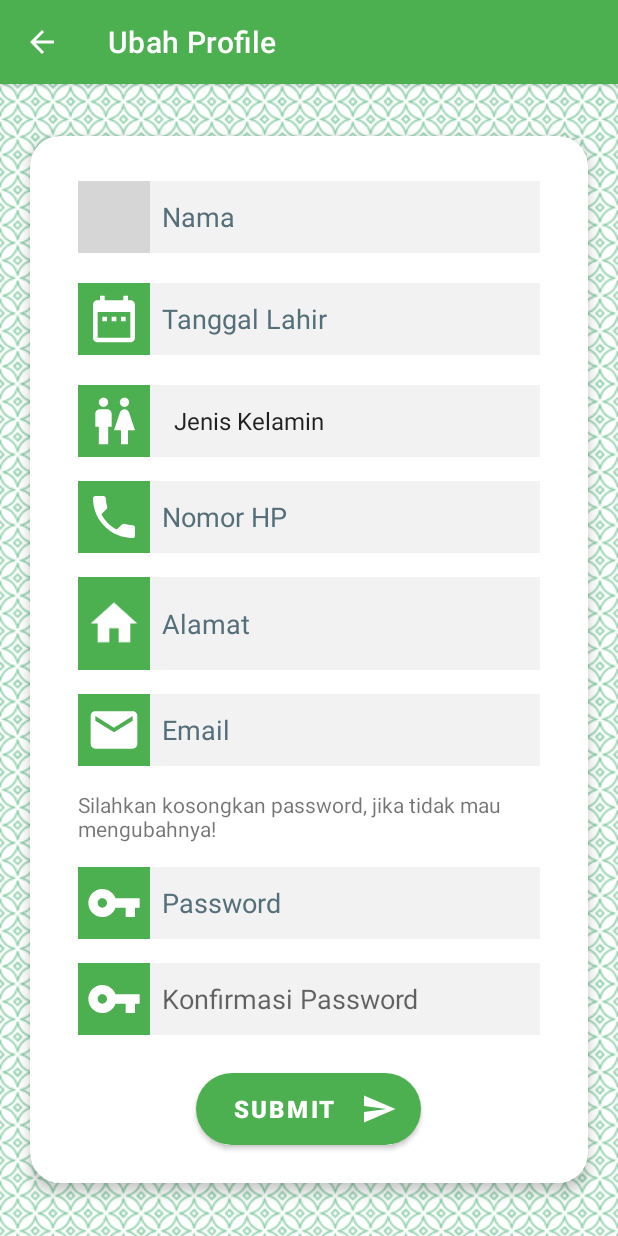
After one commit to Srimulyaniadha/Online-Service, an Android app: the EditProfileActivity screen opened directly, with no data from a screen before it, on a phone screen of 412 x 824 dp. The commit adds this screen. Run offline under Robolectric (Android 15) with nearby library versions, the phone set to English and light mode, and no system bars; grey boxes are pictures that could not be loaded.

Commit message:
EditProfileActivity.kt

```diff
--- /dev/null
+++ b/app/src/main/java/id/ac/polbeng/srimulyaniadha/onlineservice/activities/EditProfileActivity.kt
@@ -0,0 +1,15 @@
+package id.ac.polbeng.srimulyaniadha.onlineservice.activities
+
+import androidx.appcompat.app.AppCompatActivity
+import android.os.Bundle
+import id.ac.polbeng.srimulyaniadha.onlineservice.databinding.ActivityEditProfileBinding
+class EditProfileActivity : AppCompatActivity() {
+
+    private lateinit var binding: ActivityEditProfileBinding
+
+    override fun onCreate(savedInstanceState: Bundle?) {
+        super.onCreate(savedInstanceState)
+        binding = ActivityEditProfileBinding.inflate(layoutInflater)
+        setContentView(binding.root)
+    }
+}
--- a/app/src/main/java/id/ac/polbeng/srimulyaniadha/onlineservice/fragments/ProfileFragment.kt
+++ b/app/src/main/java/id/ac/polbeng/srimulyaniadha/onlineservice/fragments/ProfileFragment.kt
@@ -27,8 +27,10 @@ import retrofit2.Call
 import retrofit2.Response
 
 class ProfileFragment : Fragment() {
+
     private var _binding: FragmentProfileBinding? = null
     private val binding get() = _binding!!
+
     override fun onCreateView(
         inflater: LayoutInflater,
         container: ViewGroup?,
@@ -62,6 +64,10 @@ class ProfileFragment : Fragment() {
             binding.tvEmail.text = titikDua + user.email
             binding.tvWaktuSesi.text = titikDua + session.getExpiredTime()
         }
+        binding.btnEditProfil.setOnClickListener {
+            val intent = Intent(context, EditProfileActivity::class.java)
+            startActivity(intent)
+        }
         return root
     }
     override fun onDestroyView() {
--- /dev/null
+++ b/app/src/main/res/layout/activity_edit_profile.xml
@@ -0,0 +1,266 @@
+<?xml version="1.0" encoding="utf-8"?>
+<LinearLayout xmlns:android="http://schemas.android.com/apk/res/android"
+    xmlns:app="http://schemas.android.com/apk/res-auto"
+    xmlns:tools="http://schemas.android.com/tools"
+    android:layout_width="match_parent"
+    android:layout_height="match_parent"
+    android:orientation="vertical"
+    android:background="@drawable/repeat_background"
+    android:gravity="center"
+    tools:context=".activities.EditProfileActivity">
+    <androidx.cardview.widget.CardView
+        android:layout_margin="20dp"
+        app:cardElevation="5dp"
+        app:cardCornerRadius="20dp"
+        android:layout_width="match_parent"
+        android:layout_height="wrap_content"
+        android:background="@android:color/white">
+        <ScrollView
+            android:layout_width="match_parent"
+            android:layout_height="wrap_content">
+            <LinearLayout
+                android:layout_width="match_parent"
+                android:layout_height="wrap_content"
+                android:orientation="vertical">
+                <!--Baris pertama field untuk nama -->
+                <LinearLayout
+                    android:layout_width="match_parent"
+                    android:layout_height="48dp"
+                    android:layout_marginLeft="32dp"
+                    android:layout_marginRight="32dp"
+                    android:layout_marginTop="30dp"
+                    android:orientation="horizontal">
+                    <ImageView
+                        android:layout_width="48dp"
+                        android:layout_height="48dp"
+                        android:background="@color/green_500"
+                        android:contentDescription="@string/nama"
+                        android:padding="5dp"
+                        android:src="@drawable/ic_baseline_person_24" />
+                    <EditText
+                        android:id="@+id/etNama"
+                        android:layout_width="match_parent"
+                        android:layout_height="48dp"
+                        android:autofillHints=""
+                        android:background="@drawable/edittextstyle2"
+                        android:hint="@string/nama"
+                        android:inputType="textPersonName"
+                        android:textColorHint="#546E7A" />
+                </LinearLayout>
+                <!--Baris kedua field untuk tanggal lahir -->
+                <LinearLayout
+                    android:layout_width="match_parent"
+                    android:layout_height="48dp"
+                    android:layout_marginLeft="32dp"
+                    android:layout_marginRight="32dp"
+                    android:layout_marginTop="20dp"
+                    android:orientation="horizontal">
+                    <ImageView
+                        android:layout_width="48dp"
+                        android:layout_height="48dp"
+                        android:background="@color/green_500"
+                        android:contentDescription="@string/tanggal_lahir"
+                        android:padding="5dp"
+                        android:src="@drawable/ic_baseline_date_range_24"
+                        />
+                    <EditText
+                        android:id="@+id/etTanggalLahir"
+                        android:layout_width="match_parent"
+                        android:layout_height="48dp"
+                        android:autofillHints=""
+                        android:background="@drawable/edittextstyle2"
+                        android:hint="@string/tanggal_lahir"
+                        android:inputType="text"
+                        android:textColorHint="#546E7A" />
+                </LinearLayout>
+                <!--Baris ketiga field untuk jenis kelamin -->
+                <LinearLayout
+                    android:layout_width="match_parent"
+                    android:layout_height="48dp"
+                    android:layout_marginLeft="32dp"
+                    android:layout_marginRight="32dp"
+                    android:layout_marginTop="20dp"
+                    android:orientation="horizontal">
+                    <ImageView
+                        android:layout_width="48dp"
+                        android:layout_height="48dp"
+                        android:background="@color/green_500"
+                        android:contentDescription="@string/jenis_kelamin"
+                        android:padding="5dp"
+                        android:src="@drawable/ic_baseline_wc_24" />
+                    <Spinner
+                        android:id="@+id/spJenisKelamin"
+                        android:layout_width="match_parent"
+                        android:layout_height="48dp"
+                        android:background="@drawable/edittextstyle2"
+                        android:entries="@array/jenis_kelamin"
+                        android:spinnerMode="dropdown" />
+                </LinearLayout>
+                <!--Baris kelima field untuk Nomor Handphone -->
+                <LinearLayout
+                    android:layout_width="match_parent"
+                    android:layout_height="48dp"
+                    android:layout_marginLeft="32dp"
+                    android:layout_marginRight="32dp"
+                    android:layout_marginTop="16dp"
+                    android:orientation="horizontal">
+                    <ImageView
+                        android:layout_width="48dp"
+                        android:layout_height="48dp"
+                        android:background="@color/green_500"
+                        android:contentDescription="@string/no_hp"
+                        android:padding="5dp"
+                        android:src="@drawable/ic_baseline_phone_24" />
+                    <EditText
+                        android:id="@+id/etNomorHP"
+                        android:layout_width="match_parent"
+                        android:layout_height="48dp"
+                        android:autofillHints=""
+                        android:background="@drawable/edittextstyle2"
+                        android:hint="@string/no_hp"
+                        android:inputType="phone"
+                        android:textColorHint="#546E7A" />
+                </LinearLayout>
+                <!--Baris keenam field untuk alamat-->
+                <LinearLayout
+                    android:layout_width="match_parent"
+                    android:layout_height="wrap_content"
+                    android:layout_marginLeft="32dp"
+                    android:layout_marginRight="32dp"
+                    android:layout_marginTop="16dp"
+                    android:orientation="horizontal">
+                    <ImageView
+                        android:layout_width="48dp"
+                        android:layout_height="match_parent"
+                        android:background="@color/green_500"
+                        android:contentDescription="@string/alamat"
+                        android:padding="5dp"
+                        android:src="@drawable/ic_baseline_home_24"/>
+                    <EditText
+                        android:id="@+id/etAlamat"
+                        android:layout_width="match_parent"
+                        android:layout_height="wrap_content"
+                        android:autofillHints=""
+                        android:background="@drawable/edittextstyle2"
+                        android:gravity="center_vertical|start"
+                        android:hint="@string/alamat"
+                        android:inputType="textCapSentences|textMultiLine"
+                        android:maxLength="255"
+                        android:maxLines="3"
+                        android:minLines="2"
+                        android:scrollbars="vertical"
+                        android:scrollHorizontally="false"
+                        android:textColorHint="#546E7A" />
+                </LinearLayout>
+                <!--Baris keempat field untuk Email -->
+                <LinearLayout
+                    android:layout_width="match_parent"
+                    android:layout_height="48dp"
+                    android:layout_marginLeft="32dp"
+                    android:layout_marginRight="32dp"
+                    android:layout_marginTop="16dp"
+                    android:orientation="horizontal">
+                    <ImageView
+                        android:layout_width="48dp"
+                        android:layout_height="48dp"
+                        android:background="@color/green_500"
+                        android:contentDescription="@string/email"
+                        android:padding="5dp"
+                        android:src="@drawable/ic_baseline_email_24" />
+                    <EditText
+                        android:id="@+id/etEmail"
+                        android:layout_width="match_parent"
+                        android:layout_height="48dp"
+                        android:autofillHints=""
+                        android:background="@drawable/edittextstyle2"
+                        android:hint="@string/email"
+                        android:inputType="textEmailAddress"
+                        android:textColorHint="#546E7A" />
+                </LinearLayout>
+                <LinearLayout
+                    android:layout_width="match_parent"
+                    android:layout_height="wrap_content"
+                    android:layout_marginLeft="32dp"
+                    android:layout_marginRight="32dp"
+                    android:layout_marginTop="16dp"
+                    android:orientation="horizontal">
+                    <TextView
+                        android:id="@+id/tvUbahPassword"
+                        android:layout_width="match_parent"
+                        android:layout_height="wrap_content"
+                        android:text="@string/judul_password"/>
+                </LinearLayout>
+                <!--Baris ketujuh field untuk Password -->
+                <LinearLayout
+                    android:layout_width="match_parent"
+                    android:layout_height="48dp"
+                    android:layout_marginLeft="32dp"
+                    android:layout_marginRight="32dp"
+                    android:layout_marginTop="16dp"
+                    android:orientation="horizontal">
+                    <ImageView
+                        android:layout_width="48dp"
+                        android:layout_height="48dp"
+                        android:background="@color/green_500"
+                        android:contentDescription="@string/password"
+                        android:padding="5dp"
+                        android:src="@drawable/ic_baseline_vpn_key_24" />
+                    <EditText
+                        android:id="@+id/etPassword"
+                        android:layout_width="match_parent"
+                        android:layout_height="48dp"
+                        android:autofillHints=""
+                        android:background="@drawable/edittextstyle2"
+                        android:hint="@string/password"
+                        android:inputType="textPassword"
+                        android:textColorHint="#546E7A" />
+                </LinearLayout>
+                <!--Baris kedelapan field untuk Ulangi Password -->
+                <LinearLayout
+                    android:layout_width="match_parent"
+                    android:layout_height="48dp"
+                    android:layout_marginLeft="32dp"
+                    android:layout_marginRight="32dp"
+                    android:layout_marginTop="16dp"
+                    android:orientation="horizontal">
+                    <ImageView
+                        android:layout_width="48dp"
+                        android:layout_height="48dp"
+                        android:background="@color/green_500"
+
+                        android:contentDescription="@string/konfirmasi_password"
+                        android:padding="5dp"
+                        android:src="@drawable/ic_baseline_vpn_key_24" />
+                    <EditText
+                        android:id="@+id/etKonfirmasiPassword"
+                        android:layout_width="match_parent"
+                        android:layout_height="48dp"
+                        android:background="@drawable/edittextstyle2"
+                        android:hint="@string/konfirmasi_password"
+                        android:inputType="textPassword"
+                        android:autofillHints="" />
+                </LinearLayout>
+                <Button
+                    android:id="@+id/btnSubmit"
+                    android:layout_width="150dp"
+                    android:layout_height="wrap_content"
+                    android:layout_gravity="center_horizontal"
+                    android:layout_marginTop="25dp"
+                    android:layout_marginBottom="25dp"
+                    android:background="@drawable/button_style1"
+                    android:drawableEnd="@drawable/ic_baseline_send_24"
+                    android:text="@string/submit"
+                    android:textColor="@android:color/white"
+                    android:textSize="16sp"
+                    android:textStyle="bold" />
+            </LinearLayout>
+        </ScrollView>
+        <ProgressBar
+            android:id="@+id/progressBar"
+            android:layout_width="wrap_content"
+            android:layout_height="wrap_content"
+            android:layout_gravity="center"
+            style="?android:attr/progressBarStyle"
+            android:visibility="gone"/>
+    </androidx.cardview.widget.CardView>
+</LinearLayout>
--- a/app/src/main/res/values/strings.xml
+++ b/app/src/main/res/values/strings.xml
@@ -52,4 +52,8 @@
     <string name="mysession">09–10–2018 09:00:00</string>
     <string name="edit_profil">Ubah Profil</string>
     <string name="hapus_akun">Hapus Akun</string>
+
+    <!--form edit profile-->
+    <string name="ubah_profile">Ubah Profile</string>
+    <string name="judul_password">Silahkan kosongkan password, jika tidak mau mengubahnya!</string>
 </resources>
```
Also changed, not shown: app/src/main/AndroidManifest.xml (+15 -5 lines).
